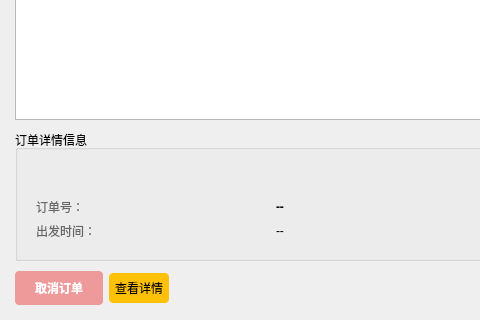
Old version of the form ordermanager.ui in the repository sheldonshi115/Flight_Tickets_System-FlyOver-; both pictures show x 0 to 480 and y 400 to 720 of the 1024 by 720 pixel window.
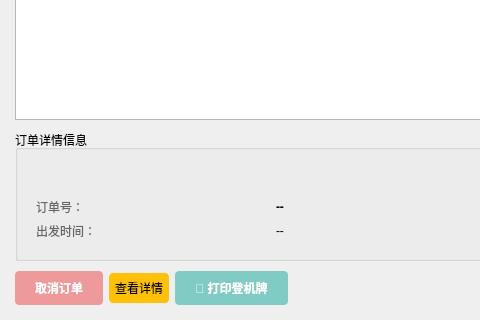
New version of the form.

Diff of the .ui file:
```diff
--- a/ordermanager.ui
+++ b/ordermanager.ui
@@ -466,6 +466,34 @@
         </property>
        </widget>
       </item>
+      <item>
+       <widget class="QPushButton" name="btnBoardingPass">
+        <property name="enabled">
+         <bool>false</bool>
+        </property>
+        <property name="cursor">
+         <cursorShape>PointingHandCursor</cursorShape>
+        </property>
+        <property name="styleSheet">
+         <string notr="true">QPushButton {
+    background-color: #00BFA5;
+    color: white;
+    border-radius: 4px;
+    padding: 8px 20px;
+    font-weight: bold;
+}
+QPushButton:disabled {
+    background-color: #80CBC4;
+}
+QPushButton:hover:enabled {
+    background-color: #00897B;
+}</string>
+        </property>
+        <property name="text">
+         <string>🎫 打印登机牌</string>
+        </property>
+       </widget>
+      </item>
       <item>
        <spacer name="horizontalSpacer_Buttons">
         <property name="orientation">
```
